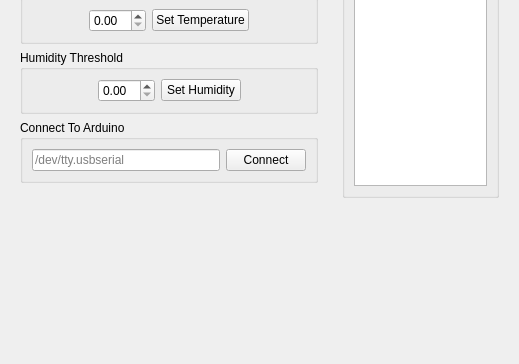
Above: tempcontroller.ui from camerongivler/TempController before the change; both pictures show x 0 to 519 and y 201 to 565 of the 519 by 565 pixel window. Below: the same form after it.
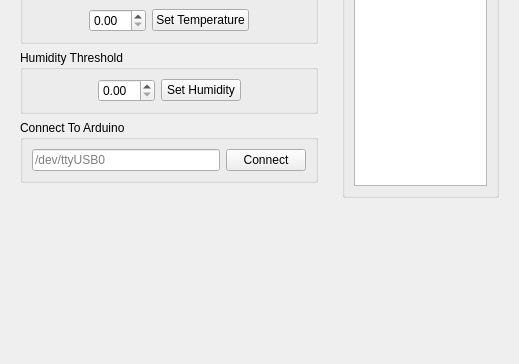
That is the form after the change.

Commit message: updated default connection location

Patch:
```diff
--- a/tempcontroller.ui
+++ b/tempcontroller.ui
@@ -135,7 +135,7 @@
          <item>
           <widget class="QLineEdit" name="ConnectField">
            <property name="placeholderText">
-            <string>/dev/tty.usbserial</string>
+            <string>/dev/ttyUSB0</string>
            </property>
           </widget>
          </item>
```
The commit also changes 2 other files.
